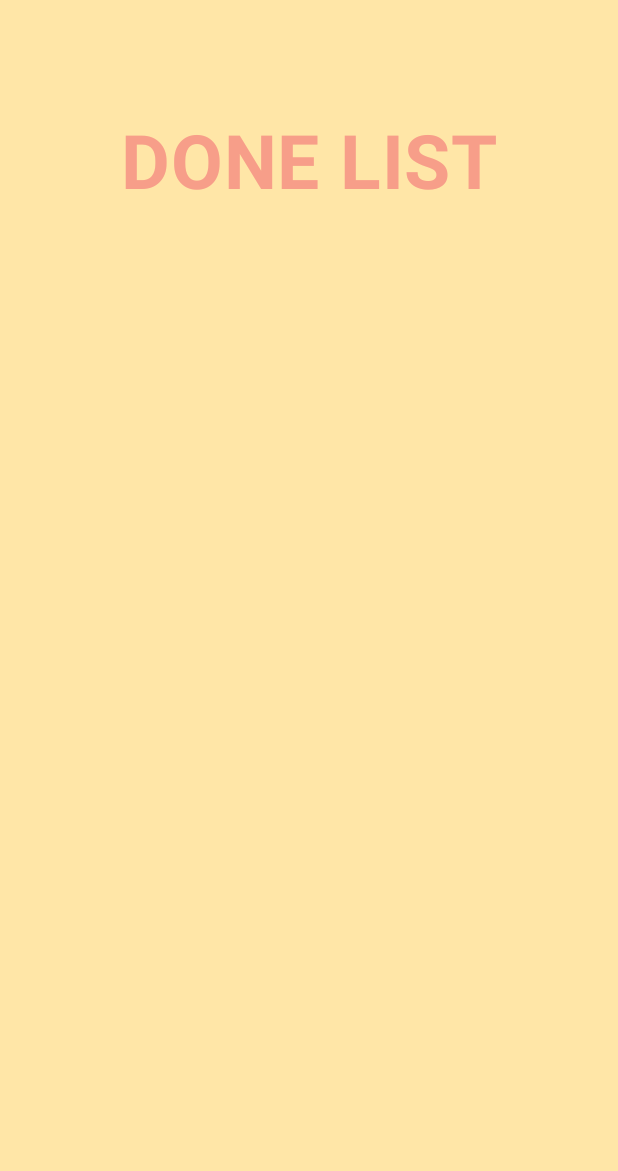
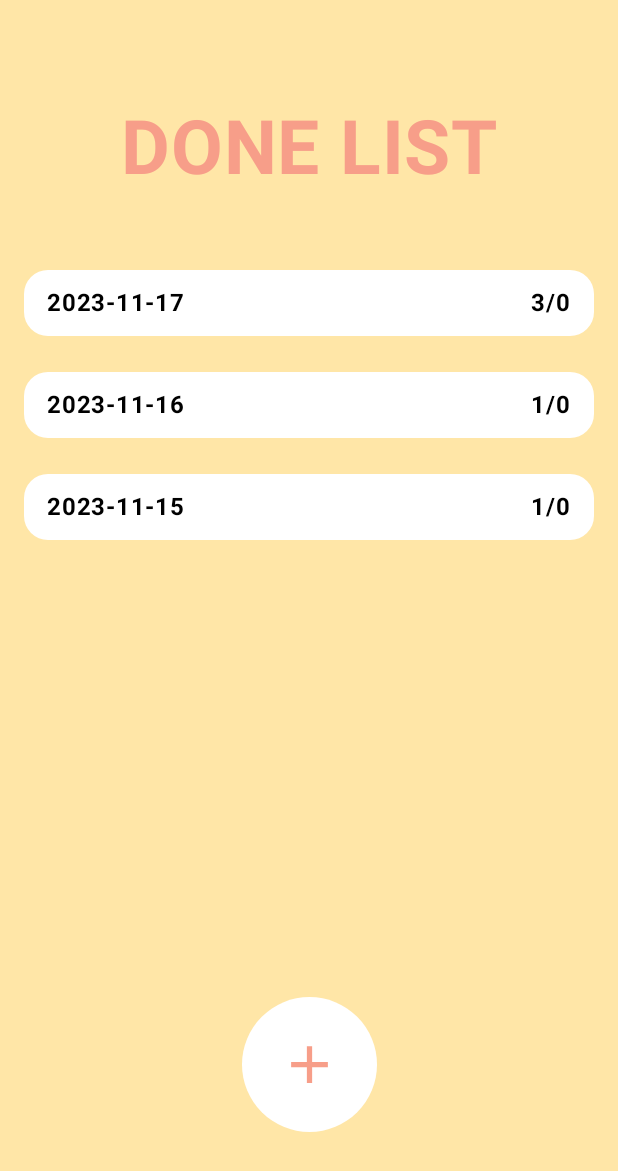
Before and after one commit to leehy0321/DoneList, an Android app built with Jetpack Compose: the List screen opened through its navigation route, on a phone screen of 412 x 824 dp. Shown: the top 1171 px of the screen. Run offline under Robolectric (Android 15) with nearby library versions, the phone set to English and light mode, and no system bars.

Commit message:
1. create ContentsScreen in ContentsScreen.kt - add contentsScreen to create new content, show and edit saved content. 2. edit userData structure in UserData.kt - add currentContent. 3. edit ListScreen UI in ListScreen.kt

```diff
--- a/app/build.gradle.kts
+++ b/app/build.gradle.kts
@@ -61,6 +61,7 @@ dependencies {
     implementation("androidx.navigation:navigation-compose:2.5.3")
     implementation(platform("androidx.compose:compose-bom:2023.03.00"))
     implementation(platform("androidx.compose:compose-bom:2023.03.00"))
+    implementation(platform("androidx.compose:compose-bom:2023.03.00"))
     testImplementation("junit:junit:4.13.2")
     androidTestImplementation("androidx.test.ext:junit:1.1.5")
     androidTestImplementation("androidx.test.espresso:espresso-core:3.5.1")
@@ -69,6 +70,7 @@ dependencies {
     androidTestImplementation(platform("androidx.compose:compose-bom:2023.03.00"))
     androidTestImplementation(platform("androidx.compose:compose-bom:2023.03.00"))
     androidTestImplementation(platform("androidx.compose:compose-bom:2023.03.00"))
+    androidTestImplementation(platform("androidx.compose:compose-bom:2023.03.00"))
     debugImplementation("androidx.compose.ui:ui-tooling")
     debugImplementation("androidx.compose.ui:ui-test-manifest")
 }
--- a/app/src/main/AndroidManifest.xml
+++ b/app/src/main/AndroidManifest.xml
@@ -12,6 +12,11 @@
         android:supportsRtl="true"
         android:theme="@style/Theme.DoneList"
         tools:targetApi="31">
+        <activity
+            android:name=".ui.ContentsScreen"
+            android:exported="false"
+            android:label="@string/title_activity_contents_screen"
+            android:theme="@style/Theme.DoneList" />
         <activity
             android:name=".ui.NumberScreen"
             android:exported="false"
--- a/app/src/main/java/com/hy/donelist/DoneListScreen.kt
+++ b/app/src/main/java/com/hy/donelist/DoneListScreen.kt
@@ -3,11 +3,15 @@ package com.hy.donelist
 import android.annotation.SuppressLint
 import android.content.Context
 import androidx.compose.runtime.Composable
+import androidx.compose.runtime.collectAsState
+import androidx.compose.runtime.getValue
 import androidx.compose.ui.Modifier
 import androidx.lifecycle.viewmodel.compose.viewModel
 import androidx.navigation.compose.NavHost
 import androidx.navigation.compose.composable
 import androidx.navigation.compose.rememberNavController
+import com.hy.donelist.data.DoneListData
+import com.hy.donelist.ui.ContentsScreen
 import com.hy.donelist.ui.DoneListViewModel
 import com.hy.donelist.ui.ListScreen
 import com.hy.donelist.ui.LoginScreenDisplay
@@ -16,7 +20,8 @@ import com.hy.donelist.ui.NumberScreen
 enum class DoneListScreen {
     Number,
     List,
-    Login
+    Login,
+    Contents
 }
 
 @SuppressLint("SuspiciousIndentation")
@@ -25,10 +30,14 @@ fun DoneListApp(
     viewModel: DoneListViewModel = viewModel(),
     context: Context
 ) {
+    val uiState by viewModel.uiState.collectAsState()
     val navController = rememberNavController()
-        NavHost(navController = navController,
+    NavHost(
+        navController = navController,
         startDestination = DoneListScreen.Number.name,
-            modifier = Modifier){
+        modifier = Modifier
+    ) {
+
 
         composable(route = DoneListScreen.Number.name) {
             NumberScreen(
@@ -49,11 +58,27 @@ fun DoneListApp(
         }
 
         composable(route = DoneListScreen.List.name) {
+            /* TEST */
+            val list = listOf(
+                DoneListData("2023-11-17", uiState.numberCount, listOf("aa", "bb", "cc")),
+                DoneListData("2023-11-16", uiState.numberCount, listOf("ss")),
+                DoneListData("2023-11-15", uiState.numberCount, listOf("ss"))
+            )
+            ListScreen(doneListData = list,
+                onContentManageClickedEvent = {
+                    viewModel.setCurrentContents(it)
+                    navController.navigate(DoneListScreen.Contents.name)
+                })
+
+            /*
             ListScreen(
                 doneListData = viewModel.getListDoneList()
             )
+            */
         }
 
+        composable(route = DoneListScreen.Contents.name) {
+            ContentsScreen(uiState.currentContent)
         }
-
     }
+}
--- a/app/src/main/java/com/hy/donelist/data/DoneListData.kt
+++ b/app/src/main/java/com/hy/donelist/data/DoneListData.kt
@@ -3,6 +3,5 @@ package com.hy.donelist.data
 data class DoneListData (
     var date : String = "",
     var allCount : Int = 0,
-    var doneCount : Int = 0,
     var doneContent : List<String>
 )
--- a/app/src/main/java/com/hy/donelist/data/UserData.kt
+++ b/app/src/main/java/com/hy/donelist/data/UserData.kt
@@ -2,5 +2,6 @@ package com.hy.donelist.data
 
 data class UserData(
     var numberCount : Int = 0,
+    var currentContent : DoneListData = DoneListData("",0, listOf()),
     var doneList : List<DoneListData> = listOf()
 )
--- a/app/src/main/java/com/hy/donelist/ui/DoneListViewModel.kt
+++ b/app/src/main/java/com/hy/donelist/ui/DoneListViewModel.kt
@@ -9,9 +9,20 @@ import com.hy.donelist.data.UserData
 import kotlinx.coroutines.flow.asStateFlow
 import kotlinx.coroutines.flow.update
 
-class DoneListViewModel: ViewModel() {
+class DoneListViewModel : ViewModel() {
     private val _uiState = MutableStateFlow(UserData())
     val uiState: StateFlow<UserData> = _uiState.asStateFlow()
+
+    /**
+     * Set the current content [content] to control (create or show)
+     */
+    fun setCurrentContents(content: DoneListData) {
+        _uiState.update { currentState ->
+            currentState.copy(
+                currentContent = content
+            )
+        }
+    }
 
     /**
      * Set the quantity [countNumber] of donelist for creating.
@@ -24,13 +35,6 @@ class DoneListViewModel: ViewModel() {
         }
     }
 
-    /**
-     * Get the quantity of donelist for creating.
-     */
-    fun getCountNumber() : Int {
-        return _uiState.value.numberCount
-    }
-
     fun addDoneListData(newDoneData: DoneListData) {
         val addedDoneList = _uiState.value.doneList + newDoneData
         _uiState.update { currentState ->
@@ -39,9 +43,4 @@ class DoneListViewModel: ViewModel() {
             )
         }
     }
-
-    fun getListDoneList() : List<DoneListData> {
-        return _uiState.value.doneList
-    }
-
 }
--- a/app/src/main/java/com/hy/donelist/ui/ListScreen.kt
+++ b/app/src/main/java/com/hy/donelist/ui/ListScreen.kt
@@ -7,12 +7,19 @@ import androidx.compose.foundation.layout.fillMaxHeight
 import androidx.compose.foundation.layout.fillMaxSize
 import androidx.compose.foundation.layout.fillMaxWidth
 import androidx.compose.foundation.layout.padding
+import androidx.compose.foundation.layout.size
 import androidx.compose.foundation.lazy.LazyColumn
 import androidx.compose.foundation.lazy.items
+import androidx.compose.foundation.shape.CircleShape
 import androidx.compose.foundation.shape.CornerSize
 import androidx.compose.foundation.shape.RoundedCornerShape
+import androidx.compose.material.icons.Icons
+import androidx.compose.material.icons.filled.Add
+import androidx.compose.material3.Button
+import androidx.compose.material3.ButtonDefaults
 import androidx.compose.material3.Card
 import androidx.compose.material3.CardDefaults
+import androidx.compose.material3.Icon
 import androidx.compose.material3.Text
 import androidx.compose.runtime.Composable
 import androidx.compose.ui.Alignment
@@ -32,7 +39,8 @@ import com.hy.donelist.ui.ui.theme.DoneListTheme
 @Composable
 fun ListScreen(
     modifier: Modifier = Modifier,
-    doneListData: List<DoneListData>
+    doneListData: List<DoneListData>,
+    onContentManageClickedEvent: (DoneListData) -> Unit
 ) {
     Column(
         modifier = modifier
@@ -50,11 +58,16 @@ fun ListScreen(
             modifier = Modifier.padding(bottom = 40.dp)
         )
 
-        LazyColumn(modifier.fillMaxHeight(0.8f)) {
+        LazyColumn(
+            modifier
+                .fillMaxHeight(0.7f)
+                .padding(bottom = 20.dp)
+        ) {
             items(doneListData) { item ->
                 Card(
+                    onClick = { onContentManageClickedEvent(item) },
                     modifier = Modifier
-                        .padding(horizontal = 8.dp, vertical = 5.dp)
+                        .padding(horizontal = 8.dp, vertical = 10.dp)
                         .fillMaxWidth(),
                     shape = RoundedCornerShape(corner = CornerSize(16.dp)),
                     colors = CardDefaults.cardColors(
@@ -72,26 +85,29 @@ fun ListScreen(
                         verticalAlignment = Alignment.CenterVertically
                     ) {
                         Text(
-                            modifier = modifier.padding(1.dp),
+                            modifier = modifier.padding(start = 5.dp),
+                            fontSize = 16.sp,
+                            fontWeight = FontWeight.Bold,
                             text = item.date
                         )
                         Row(
                             horizontalArrangement = Arrangement.End,
-                            verticalAlignment = Alignment.CenterVertically
+                            verticalAlignment = Alignment.CenterVertically,
+                            modifier = modifier.padding(end = 5.dp)
                         ) {
                             Text(
-                                modifier = modifier.padding(1.dp),
-                                textAlign = TextAlign.End,
-                                text = "" + item.doneCount
+                                fontSize = 16.sp,
+                                fontWeight = FontWeight.Bold,
+                                text = "" + item.doneContent.size
                             )
                             Text(
-                                modifier = modifier.padding(3.dp),
-                                textAlign = TextAlign.End,
+                                fontSize = 16.sp,
+                                fontWeight = FontWeight.Bold,
                                 text = "/"
                             )
                             Text(
-                                modifier = modifier.padding(1.dp),
-                                textAlign = TextAlign.End,
+                                fontSize = 16.sp,
+                                fontWeight = FontWeight.Bold,
                                 text = "" + item.allCount
                             )
                         }
@@ -99,18 +115,36 @@ fun ListScreen(
                 }
             }
         }
+
+        Button(
+            onClick = { onContentManageClickedEvent(DoneListData("", 0, listOf(""))) },
+            modifier = modifier.size(90.dp),
+            shape = CircleShape,
+            colors = ButtonDefaults.buttonColors(
+                containerColor = Color.White,
+                disabledContentColor = Color.LightGray,
+                contentColor = colorResource(id = R.color.point_pink_color),
+                disabledContainerColor = Color.White
+            )
+        ) {
+            Icon(
+                Icons.Default.Add,
+                contentDescription = "content description",
+                modifier = modifier.fillMaxSize()
+            )
+        }
     }
 }
 
-@Preview(showBackground = true)
+@Preview(showBackground = false)
 @Composable
 fun ListScreenPreview() {
     DoneListTheme {
         val list = listOf(
-            DoneListData("2023-11-17", 5, 1, listOf("ss")),
-            DoneListData("2023-11-16", 5, 2, listOf("ss")),
-            DoneListData("2023-11-15", 5, 3, listOf("ss"))
+            DoneListData("2023-11-17", 5, listOf("aa", "bb", "cc")),
+            DoneListData("2023-11-16", 5, listOf("ss")),
+            DoneListData("2023-11-15", 5, listOf("ss"))
         )
-        ListScreen(doneListData = list)
+        ListScreen(doneListData = list, onContentManageClickedEvent = {})
     }
 }
--- a/app/src/main/res/values/strings.xml
+++ b/app/src/main/res/values/strings.xml
@@ -14,4 +14,5 @@
     <string name="back_button">back</string>
     <string name="title_activity_list_screen">ListScreen</string>
     <string name="title_activity_number_screen">NumberScreen</string>
+    <string name="title_activity_contents_screen">ContentsScreen</string>
 </resources>
```
Also changed, not shown: app/src/main/java/com/hy/donelist/ui/ContentsScreen.kt (added, +26 -0 lines). Lines whose indentation alone changed are shown as unchanged.
